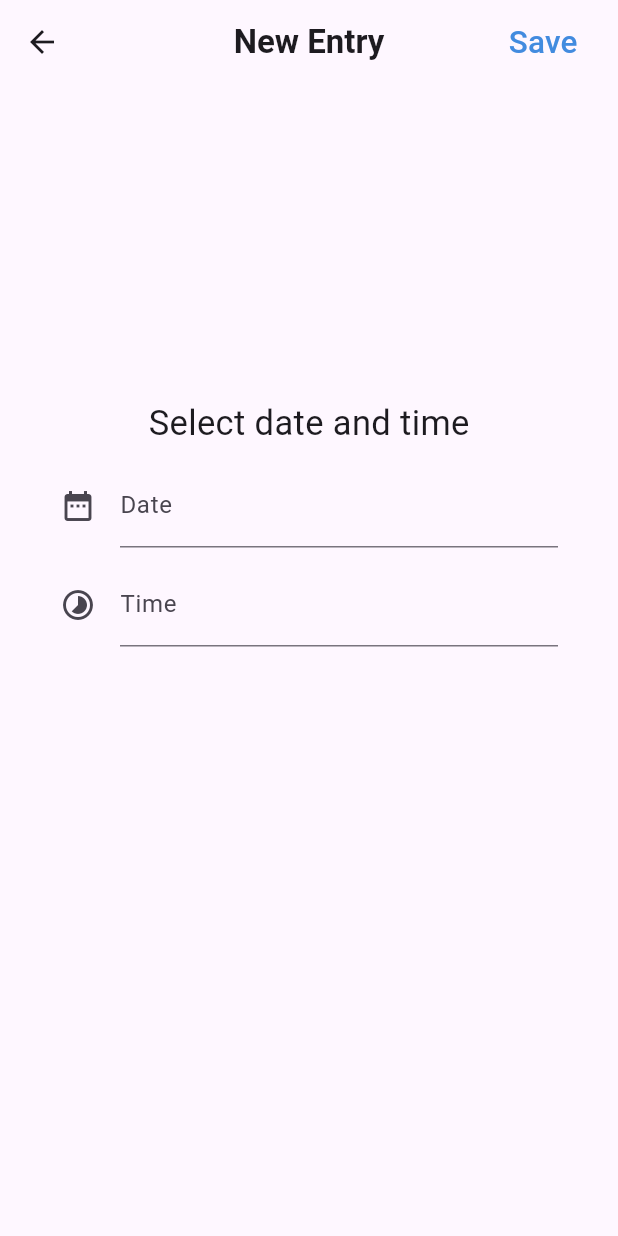
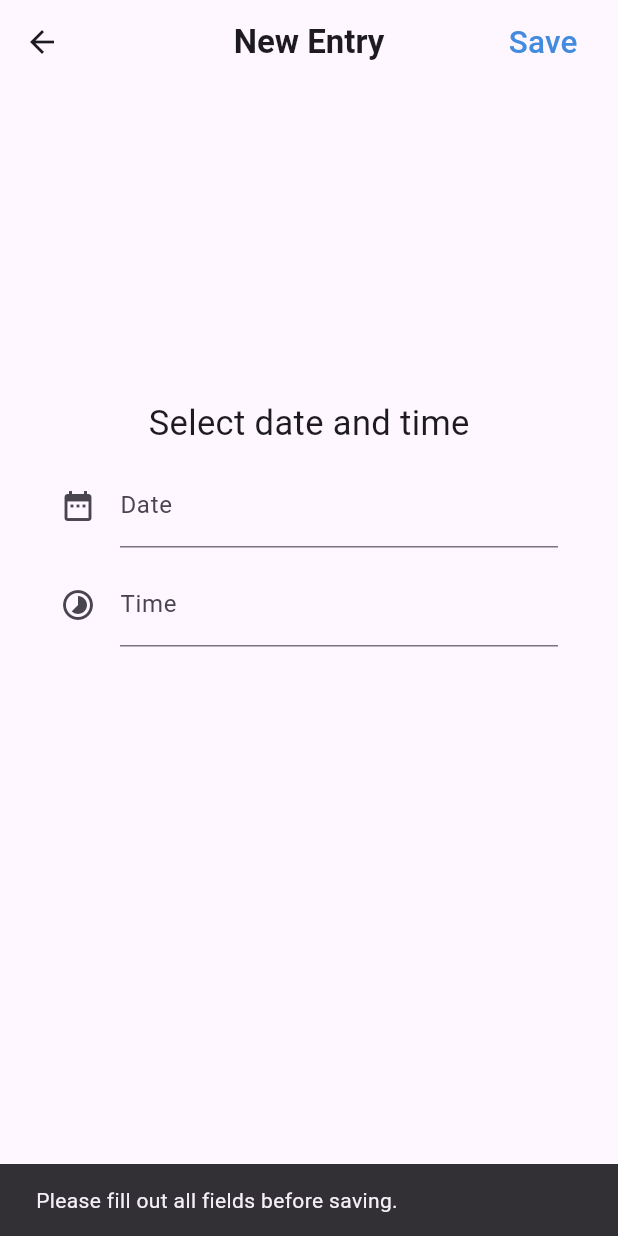
Before and after one commit to gianworks/emotiary, a Flutter app: the NewEntryScreen screen opened directly, scrolled down 576 dp, after a tap on "Save", on a phone screen of 412 x 824 dp. Run offline on Flutter 3.47's test engine with Material 3 defaults, Android fonts, the phone set to English and light mode, and no system bars; our stand-ins replace shared_preferences; accounts and stored records are empty.

Commit message:
Implement entry validation and save functionality in NewEntryScreen

```diff
--- a/lib/Screens/new_entry_screen.dart
+++ b/lib/Screens/new_entry_screen.dart
@@ -1,3 +1,4 @@
+import 'package:emotiary/Services/preferences_service.dart';
 import 'package:flutter/material.dart';
 
 class NewEntryScreen extends StatefulWidget {
@@ -60,6 +61,38 @@ class _NewEntryScreenState extends State<NewEntryScreen> {
     setState(() => _timeController.text = formattedTimeOfDay);
   }
 
+  Future<void> _saveEntry() async {
+    if (_selectedMood.isEmpty || _dateController.text.trim().isEmpty ||
+      _timeController.text.trim().isEmpty || _titleController.text.trim().isEmpty ||
+      _bodyController.text.trim().isEmpty) {
+      ScaffoldMessenger.of(context).clearSnackBars();
+      ScaffoldMessenger.of(context).showSnackBar(
+        SnackBar(content: Text("Please fill out all fields before saving."))
+      );
+      return;
+    }
+
+    final Map<String, String> entry = {
+      "emoji": _selectedMood,
+      "mood": _moods[_selectedMood] ?? "",
+      "date": _dateController.text,
+      "time": _timeController.text,
+      "title": _titleController.text,
+      "body": _bodyController.text
+    };
+
+    await PreferencesService().addEntry(entry);
+
+    if (!mounted) return;
+
+    ScaffoldMessenger.of(context).clearSnackBars();
+    ScaffoldMessenger.of(context).showSnackBar(
+      SnackBar(content: Text("Entry saved successfully!"))
+    );
+
+    Navigator.pop(context);
+  }
+
   @override
   Widget build(BuildContext context) {
     return Scaffold(
@@ -71,7 +104,7 @@ class _NewEntryScreenState extends State<NewEntryScreen> {
           Padding(
             padding: EdgeInsets.only(right: 15),
             child: TextButton(
-              onPressed: () {},
+              onPressed: _saveEntry,
               child: Text("Save", style: TextStyle(fontSize: 21, color: Color.fromARGB(255, 66, 139, 223)))
             ),
           )
```
